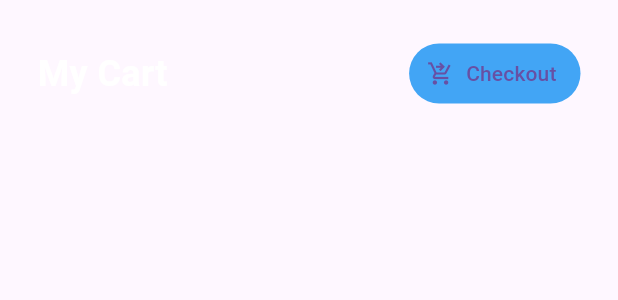
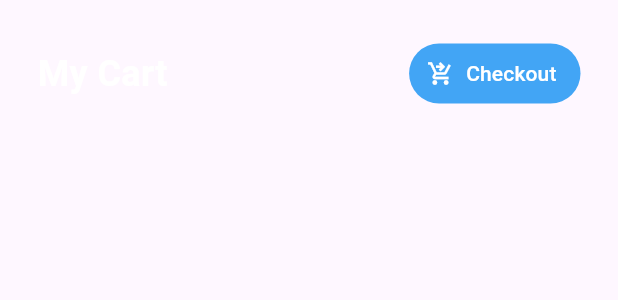
Before and after one commit to M4CLEM/Flutter_Group7_Phase1-5_BSCS_4C_Mobile_Computing, a Flutter app: the CartPage widget shown alone on an empty page, opened directly, on a phone screen of 412 x 824 dp. Shown: the top 300 px of the screen. Run offline on Flutter 3.47's test engine with Material 3 defaults, Android fonts, the phone set to English and light mode, and no system bars; our stand-ins replace google_nav_bar.

Commit message:
UI Finished

```diff
--- a/lib/components/shoe_tile.dart
+++ b/lib/components/shoe_tile.dart
@@ -82,7 +82,7 @@ class ShoeTile extends StatelessWidget {
                         ),
                       ),
                       child: const Icon(
-                        Icons.shopping_cart,
+                        Icons.add_shopping_cart,
                         color: Colors.white,
                       ),
                     ),
--- a/lib/pages/cart_page.dart
+++ b/lib/pages/cart_page.dart
@@ -33,10 +33,18 @@ class _CartPageState extends State<CartPage> {
               ),
               TextButton.icon(
                 onPressed: () {
-
+                  //Check-out button logic
                 },
-                label: const Text('Checkout'),
-                icon: const Icon(Icons.shopping_cart_checkout),
+                label: const Text(
+                  'Checkout',
+                  style: TextStyle(
+                    color: Colors.white,
+                  ),
+                ),
+                icon: const Icon(
+                  Icons.shopping_cart_checkout,
+                  color: Colors.white,
+                ),
                 style: ButtonStyle(
                   backgroundColor: MaterialStatePropertyAll(
                   Colors.blue.shade400
```
Also changed, not shown: lib/components/cart_item.dart (+17 -2 lines), lib/components/transaction_item.dart (added, +28 -0 lines), lib/models/carts.dart (+12 -0 lines), lib/pages/transaction_page.dart (+33 -1 lines).
